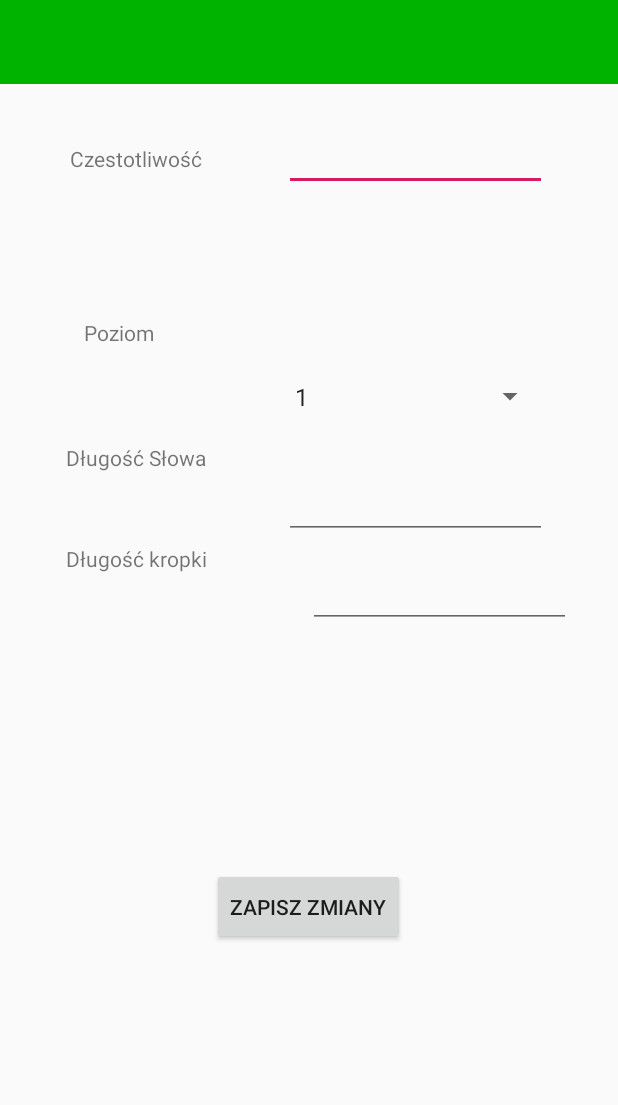
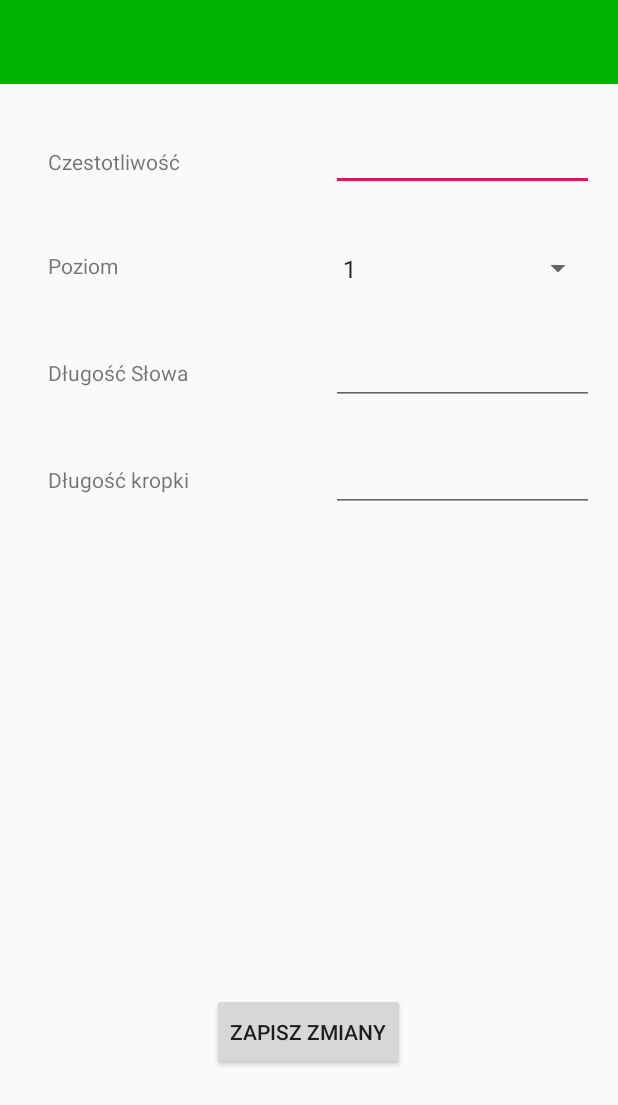
Before and after one commit to Saper9/inzynierka, an Android app: the Settings screen opened directly, with no data from a screen before it, on a phone screen of 412 x 824 dp. Shown: the top 1105 px of the screen. Run offline under Robolectric (Android 15) with nearby library versions, the phone set to English and light mode, and no system bars.

Commit message:
fix na fixa

```diff
--- a/app/src/main/res/layout/activity_settings.xml
+++ b/app/src/main/res/layout/activity_settings.xml
@@ -5,18 +5,16 @@
     android:layout_width="match_parent"
     android:layout_height="match_parent"
     tools:context=".Settings">
+
     <android.support.v7.widget.Toolbar
         android:id="@+id/toolbar"
         android:layout_width="match_parent"
         android:layout_height="wrap_content"
-        android:layout_marginBottom="102dp"
+        android:background="#00b300  "
         android:minHeight="?attr/actionBarSize"
-        app:layout_constraintBottom_toTopOf="@+id/make_pattern"
         app:layout_constraintEnd_toEndOf="parent"
         app:layout_constraintStart_toStartOf="parent"
-        app:layout_constraintTop_toTopOf="parent"
-        android:background="#00b300  "
-        >
+        app:layout_constraintTop_toTopOf="parent">
 
     </android.support.v7.widget.Toolbar>
 
@@ -24,127 +22,94 @@
         android:id="@+id/savesettingsbutton"
         android:layout_width="wrap_content"
         android:layout_height="51dp"
-        android:layout_marginStart="141dp"
-        android:layout_marginTop="8dp"
-        android:layout_marginEnd="142dp"
-        android:layout_marginBottom="194dp"
         android:text="Zapisz zmiany"
         app:layout_constraintBottom_toBottomOf="parent"
         app:layout_constraintEnd_toEndOf="parent"
-        app:layout_constraintHorizontal_bias="0.0"
+        app:layout_constraintHorizontal_bias="0.498"
         app:layout_constraintStart_toStartOf="parent"
         app:layout_constraintTop_toTopOf="parent"
-        app:layout_constraintVertical_bias="1.0" />
+        app:layout_constraintVertical_bias="0.857" />
 
     <EditText
         android:id="@+id/hztextfield"
         android:layout_width="175dp"
         android:layout_height="39dp"
-        android:layout_marginStart="8dp"
-        android:layout_marginTop="88dp"
-        android:layout_marginEnd="8dp"
+        android:layout_marginTop="32dp"
+        android:layout_marginEnd="16dp"
         android:ems="10"
         android:inputType="number"
         app:layout_constraintEnd_toEndOf="parent"
-        app:layout_constraintHorizontal_bias="0.546"
-        app:layout_constraintStart_toEndOf="@+id/textView2"
-        app:layout_constraintTop_toTopOf="parent" />
+        app:layout_constraintTop_toBottomOf="@+id/toolbar" />
 
     <TextView
         android:id="@+id/textView2"
         android:layout_width="wrap_content"
         android:layout_height="wrap_content"
-        android:layout_marginStart="8dp"
-        android:layout_marginTop="96dp"
-        android:layout_marginEnd="276dp"
+        android:layout_marginStart="32dp"
         android:text="Czestotliwość"
-        app:layout_constraintEnd_toEndOf="parent"
-        app:layout_constraintHorizontal_bias="0.972"
+        app:layout_constraintBottom_toBottomOf="@+id/hztextfield"
         app:layout_constraintStart_toStartOf="parent"
-        app:layout_constraintTop_toTopOf="parent" />
+        app:layout_constraintTop_toTopOf="@+id/hztextfield" />
 
     <TextView
         android:id="@+id/textView4"
         android:layout_width="wrap_content"
         android:layout_height="23dp"
-        android:layout_marginStart="8dp"
-        android:layout_marginTop="8dp"
-        android:layout_marginEnd="8dp"
-        android:layout_marginBottom="540dp"
+        android:layout_marginStart="32dp"
         android:text="Poziom"
-        app:layout_constraintBottom_toBottomOf="parent"
-        app:layout_constraintEnd_toEndOf="parent"
-        app:layout_constraintHorizontal_bias="0.138"
+        app:layout_constraintBottom_toBottomOf="@+id/spinner"
         app:layout_constraintStart_toStartOf="parent"
-        app:layout_constraintTop_toBottomOf="@+id/textView2"
-        app:layout_constraintVertical_bias="0.644" />
+        app:layout_constraintTop_toTopOf="@+id/spinner" />
 
     <Spinner
         android:id="@+id/spinner"
         android:layout_width="175dp"
         android:layout_height="39dp"
-        android:layout_marginStart="8dp"
-        android:layout_marginTop="8dp"
-        android:layout_marginEnd="48dp"
-        android:layout_marginBottom="540dp"
-        app:layout_constraintBottom_toBottomOf="parent"
+        android:layout_marginTop="32dp"
+        android:layout_marginEnd="16dp"
         app:layout_constraintEnd_toEndOf="parent"
-        app:layout_constraintHorizontal_bias="1.0"
-        app:layout_constraintStart_toEndOf="@+id/textView4"
-        app:layout_constraintTop_toBottomOf="@+id/hztextfield"
-        app:layout_constraintVertical_bias="1.0" />
+        app:layout_constraintTop_toBottomOf="@+id/hztextfield" />
 
     <EditText
         android:id="@+id/lenghtofword"
         android:layout_width="175dp"
         android:layout_height="39dp"
-        android:layout_marginStart="8dp"
-        android:layout_marginTop="36dp"
+        android:layout_marginTop="32dp"
         android:layout_marginEnd="16dp"
         android:ems="10"
         android:inputType="numberSigned"
         app:layout_constraintEnd_toEndOf="parent"
-        app:layout_constraintHorizontal_bias="0.295"
-        app:layout_constraintStart_toEndOf="@+id/textView5"
         app:layout_constraintTop_toBottomOf="@+id/spinner" />
 
     <TextView
         android:id="@+id/textView5"
         android:layout_width="124dp"
         android:layout_height="23dp"
-        android:layout_marginStart="44dp"
-        android:layout_marginTop="60dp"
-        android:layout_marginEnd="8dp"
+        android:layout_marginStart="32dp"
         android:text="Długość Słowa"
-        app:layout_constraintEnd_toEndOf="parent"
-        app:layout_constraintHorizontal_bias="0.0"
+        app:layout_constraintBottom_toBottomOf="@+id/lenghtofword"
         app:layout_constraintStart_toStartOf="parent"
-        app:layout_constraintTop_toBottomOf="@+id/textView4" />
+        app:layout_constraintTop_toTopOf="@+id/lenghtofword" />
 
     <TextView
         android:id="@+id/text5"
         android:layout_width="130dp"
         android:layout_height="23dp"
-        android:layout_marginStart="44dp"
-        android:layout_marginTop="44dp"
-        android:layout_marginEnd="8dp"
+        android:layout_marginStart="32dp"
         android:text="Długość kropki"
-        app:layout_constraintEnd_toEndOf="parent"
-        app:layout_constraintHorizontal_bias="0.0"
+        app:layout_constraintBottom_toBottomOf="@+id/dotlength"
         app:layout_constraintStart_toStartOf="parent"
-        app:layout_constraintTop_toBottomOf="@+id/textView5" />
+        app:layout_constraintTop_toTopOf="@+id/dotlength" />
 
     <EditText
         android:id="@+id/dotlength"
         android:layout_width="175dp"
         android:layout_height="39dp"
-        android:layout_marginStart="8dp"
-        android:layout_marginTop="20dp"
-        android:layout_marginEnd="8dp"
+        android:layout_marginTop="32dp"
+        android:layout_marginEnd="16dp"
         android:ems="10"
         android:inputType="number"
         app:layout_constraintEnd_toEndOf="parent"
-        app:layout_constraintStart_toEndOf="@+id/text5"
         app:layout_constraintTop_toBottomOf="@+id/lenghtofword" />
 
 
```
